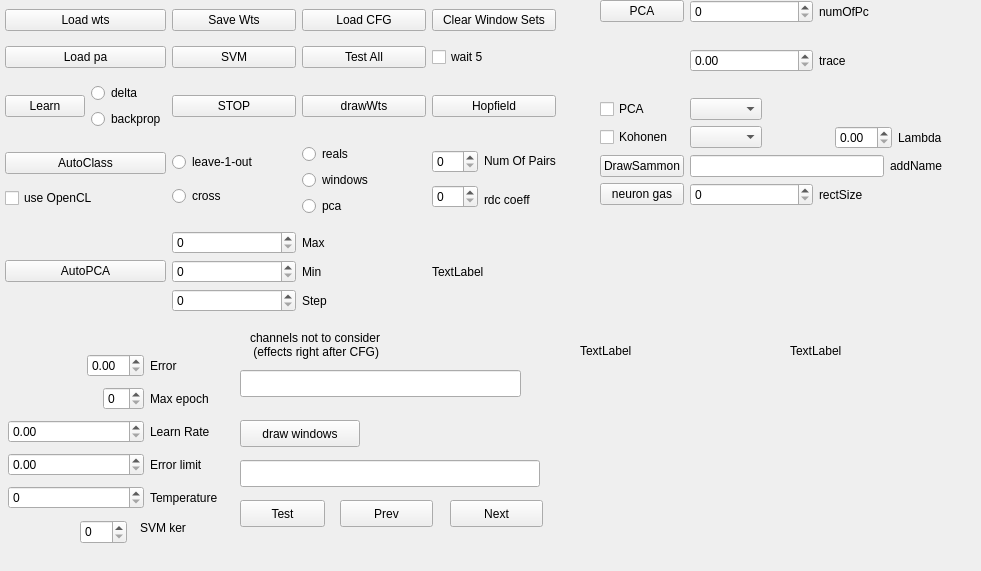
ArtfulVampire/SecondGUIrepo, file net.ui: the form before one commit.
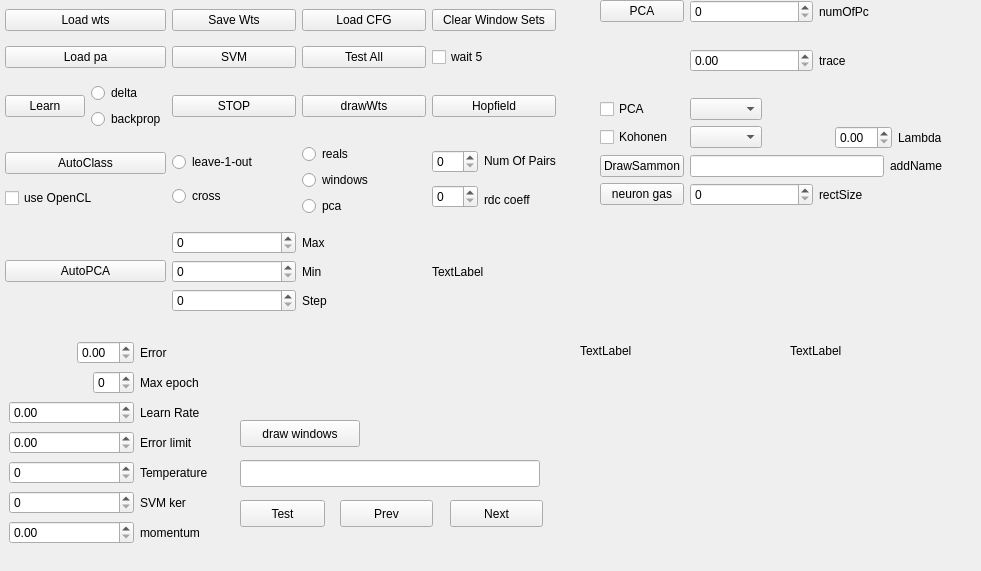
The form after the commit.

Commit message: momentum backprop, cleaned net.cpp

The edit to the form file:
```diff
--- a/net.ui
+++ b/net.ui
@@ -88,126 +88,6 @@
     <string>TextLabel</string>
    </property>
   </widget>
-  <widget class="QWidget" name="layoutWidget">
-   <property name="geometry">
-    <rect>
-     <x>8</x>
-     <y>350</y>
-     <width>210</width>
-     <height>165</height>
-    </rect>
-   </property>
-   <layout class="QGridLayout" name="gridLayout">
-    <item row="0" column="0">
-     <layout class="QHBoxLayout" name="horizontalLayout">
-      <item>
-       <spacer name="horizontalSpacer">
-        <property name="orientation">
-         <enum>Qt::Horizontal</enum>
-        </property>
-        <property name="sizeHint" stdset="0">
-         <size>
-          <width>40</width>
-          <height>20</height>
-         </size>
-        </property>
-       </spacer>
-      </item>
-      <item>
-       <widget class="QDoubleSpinBox" name="errorSpinBox"/>
-      </item>
-     </layout>
-    </item>
-    <item row="0" column="1">
-     <widget class="QLabel" name="label_5">
-      <property name="text">
-       <string>Error</string>
-      </property>
-     </widget>
-    </item>
-    <item row="1" column="0">
-     <layout class="QHBoxLayout" name="horizontalLayout_2">
-      <item>
-       <spacer name="horizontalSpacer_2">
-        <property name="orientation">
-         <enum>Qt::Horizontal</enum>
-        </property>
-        <property name="sizeHint" stdset="0">
-         <size>
-          <width>40</width>
-          <height>20</height>
-         </size>
-        </property>
-       </spacer>
-      </item>
-      <item>
-       <widget class="QSpinBox" name="epochSpinBox"/>
-      </item>
-     </layout>
-    </item>
-    <item row="1" column="1">
-     <widget class="QLabel" name="label_4">
-      <property name="text">
-       <string>Max epoch</string>
-      </property>
-     </widget>
-    </item>
-    <item row="2" column="0">
-     <widget class="QDoubleSpinBox" name="learnRateBox"/>
-    </item>
-    <item row="2" column="1">
-     <widget class="QLabel" name="label">
-      <property name="text">
-       <string>Learn Rate</string>
-      </property>
-     </widget>
-    </item>
-    <item row="3" column="0">
-     <widget class="QDoubleSpinBox" name="errorBox"/>
-    </item>
-    <item row="3" column="1">
-     <widget class="QLabel" name="label_2">
-      <property name="text">
-       <string>Error limit</string>
-      </property>
-     </widget>
-    </item>
-    <item row="4" column="0">
-     <widget class="QSpinBox" name="tempBox"/>
-    </item>
-    <item row="4" column="1">
-     <widget class="QLabel" name="label_3">
-      <property name="text">
-       <string>Temperature</string>
-      </property>
-     </widget>
-    </item>
-   </layout>
-  </widget>
-  <widget class="QLineEdit" name="zeroChannelsLineEdit">
-   <property name="geometry">
-    <rect>
-     <x>240</x>
-     <y>370</y>
-     <width>281</width>
-     <height>27</height>
-    </rect>
-   </property>
-  </widget>
-  <widget class="QLabel" name="label_6">
-   <property name="geometry">
-    <rect>
-     <x>250</x>
-     <y>330</y>
-     <width>181</width>
-     <height>30</height>
-    </rect>
-   </property>
-   <property name="text">
-    <string>channels not to consider 
- (effects right after CFG)</string>
-   </property>
-  </widget>
   <widget class="QWidget" name="layoutWidget">
    <property name="geometry">
     <rect>
@@ -637,28 +517,121 @@
     </item>
    </layout>
   </widget>
-  <widget class="QSpinBox" name="svmKernelSpinBox">
+  <widget class="QWidget" name="">
    <property name="geometry">
     <rect>
-     <x>80</x>
-     <y>520</y>
-     <width>47</width>
-     <height>24</height>
+     <x>9</x>
+     <y>340</y>
+     <width>199</width>
+     <height>210</height>
     </rect>
    </property>
-  </widget>
-  <widget class="QLabel" name="label_19">
-   <property name="geometry">
-    <rect>
-     <x>140</x>
-     <y>520</y>
-     <width>57</width>
-     <height>15</height>
-    </rect>
-   </property>
-   <property name="text">
-    <string>SVM ker</string>
-   </property>
+   <layout class="QGridLayout" name="gridLayout">
+    <item row="0" column="0">
+     <layout class="QHBoxLayout" name="horizontalLayout">
+      <item>
+       <spacer name="horizontalSpacer">
+        <property name="orientation">
+         <enum>Qt::Horizontal</enum>
+        </property>
+        <property name="sizeHint" stdset="0">
+         <size>
+          <width>40</width>
+          <height>20</height>
+         </size>
+        </property>
+       </spacer>
+      </item>
+      <item>
+       <widget class="QDoubleSpinBox" name="currentErrorDoubleSpinBox"/>
+      </item>
+     </layout>
+    </item>
+    <item row="0" column="1">
+     <widget class="QLabel" name="label_5">
+      <property name="text">
+       <string>Error</string>
+      </property>
+     </widget>
+    </item>
+    <item row="1" column="0">
+     <layout class="QHBoxLayout" name="horizontalLayout_2">
+      <item>
+       <spacer name="horizontalSpacer_2">
+        <property name="orientation">
+         <enum>Qt::Horizontal</enum>
+        </property>
+        <property name="sizeHint" stdset="0">
+         <size>
+          <width>40</width>
+          <height>20</height>
+         </size>
+        </property>
+       </spacer>
+      </item>
+      <item>
+       <widget class="QSpinBox" name="epochSpinBox"/>
+      </item>
+     </layout>
+    </item>
+    <item row="1" column="1">
+     <widget class="QLabel" name="label_4">
+      <property name="text">
+       <string>Max epoch</string>
+      </property>
+     </widget>
+    </item>
+    <item row="2" column="0">
+     <widget class="QDoubleSpinBox" name="learnRateBox"/>
+    </item>
+    <item row="2" column="1">
+     <widget class="QLabel" name="label">
+      <property name="text">
+       <string>Learn Rate</string>
+      </property>
+     </widget>
+    </item>
+    <item row="3" column="0">
+     <widget class="QDoubleSpinBox" name="critErrorDoubleSpinBox"/>
+    </item>
+    <item row="3" column="1">
+     <widget class="QLabel" name="label_2">
+      <property name="text">
+       <string>Error limit</string>
+      </property>
+     </widget>
+    </item>
+    <item row="4" column="0">
+     <widget class="QSpinBox" name="tempBox"/>
+    </item>
+    <item row="4" column="1">
+     <widget class="QLabel" name="label_3">
+      <property name="text">
+       <string>Temperature</string>
+      </property>
+     </widget>
+    </item>
+    <item row="5" column="0">
+     <widget class="QSpinBox" name="svmKernelSpinBox"/>
+    </item>
+    <item row="5" column="1">
+     <widget class="QLabel" name="label_19">
+      <property name="text">
+       <string>SVM ker</string>
+      </property>
+     </widget>
+    </item>
+    <item row="6" column="0">
+     <widget class="QDoubleSpinBox" name="momentumDoubleSpinBox"/>
+    </item>
+    <item row="6" column="1">
+     <widget class="QLabel" name="label_20">
+      <property name="text">
+       <string>momentum</string>
+      </property>
+     </widget>
+    </item>
+   </layout>
   </widget>
  </widget>
  <resources/>
```
The commit also changes 2 other files.
